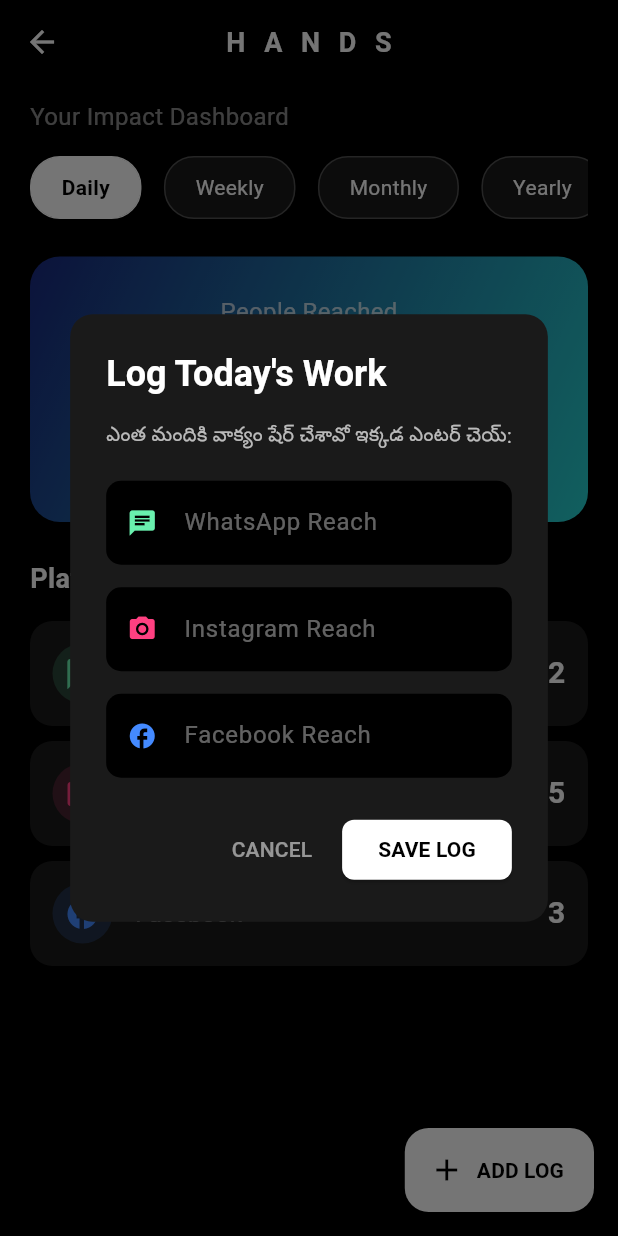
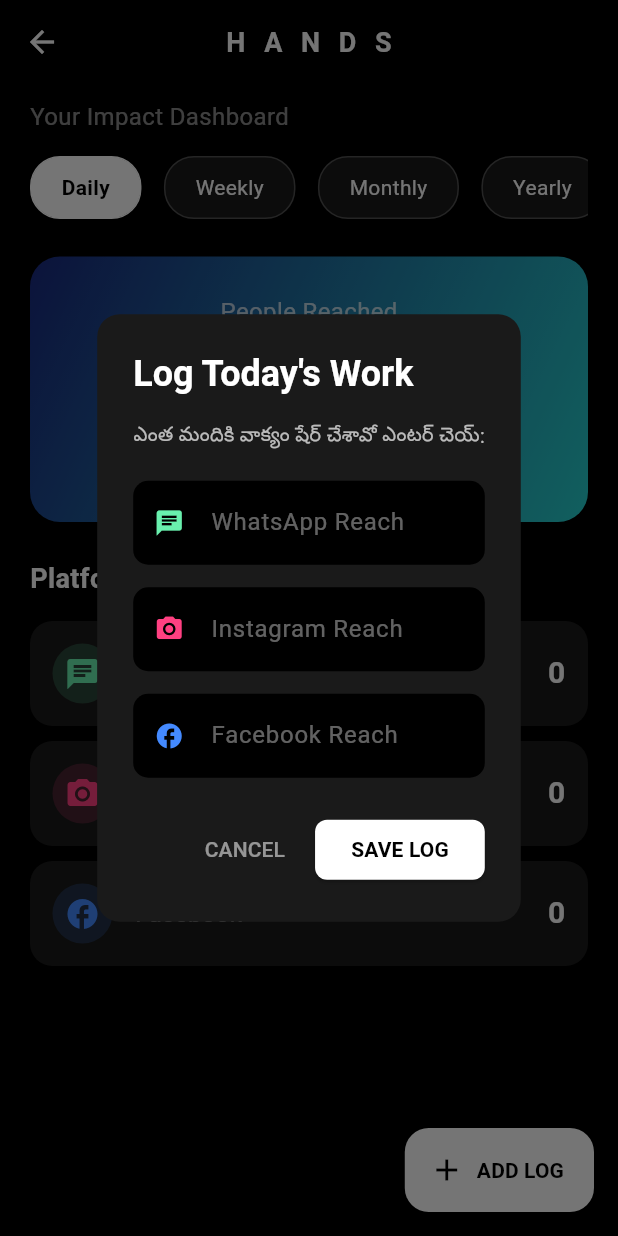
Before and after one commit to rajeshkaratapu24/main_home_app, a Flutter app: the HandsDashboard screen opened directly, after a tap on "ADD LOG", on a phone screen of 412 x 824 dp. Run offline on Flutter 3.47's test engine with Material 3 defaults, Android fonts, the phone set to English and light mode, and no system bars; our stand-ins replace audioplayers, cloud_firestore, firebase_auth, firebase_core, firebase_database, google_fonts and 2 more; accounts and stored records are empty; Roboto replaces fonts that are missing (Ubuntu).

Commit message:
Update hands_dashboard.dart

```diff
--- a/lib/project_h/hands_dashboard.dart
+++ b/lib/project_h/hands_dashboard.dart
@@ -1,5 +1,7 @@
 import 'package:flutter/material.dart';
 import 'package:google_fonts/google_fonts.dart';
+import 'package:cloud_firestore/cloud_firestore.dart';
+import 'package:firebase_auth/firebase_auth.dart';
 
 class HandsDashboard extends StatefulWidget {
   const HandsDashboard({super.key});
@@ -9,42 +11,35 @@
 }
 
 class _HandsDashboardState extends State<HandsDashboard> {
+  final User? currentUser = FirebaseAuth.instance.currentUser;
+
   String selectedFilter = "Daily";
   final List<String> filters = ["Daily", "Weekly", "Monthly", "Yearly"];
-
-  // డమ్మీ డేటా
-  Map<String, Map<String, int>> trackingData = {
-    "Daily": {"WhatsApp": 12, "Instagram": 5, "Facebook": 3, "Total": 20},
-    "Weekly": {"WhatsApp": 85, "Instagram": 40, "Facebook": 25, "Total": 150},
-    "Monthly": {"WhatsApp": 320, "Instagram": 150, "Facebook": 90, "Total": 560},
-    "Yearly": {"WhatsApp": 1200, "Instagram": 600, "Facebook": 450, "Total": 2250},
-  };
-
-  // రీసెంట్ గా ఎంటర్ చేసిన డేటా స్టోర్ చేసుకోవడానికి లిస్ట్ (Edit/Delete కోసం)
-  List<Map<String, dynamic>> recentLogs = [];
 
   final TextEditingController waController = TextEditingController();
   final TextEditingController instaController = TextEditingController();
   final TextEditingController fbController = TextEditingController();
 
-  // కొత్తది యాడ్ చేయడానికి ఫామ్
-  void _showAddEntryDialog() {
+  // కొత్తది యాడ్ చేయడానికి లేదా ఎడిట్ చేయడానికి ఫామ్
+  void _showFormDialog({DocumentSnapshot? existingLog}) {
+    if (currentUser == null) {
+      ScaffoldMessenger.of(context).showSnackBar(const SnackBar(content: Text("Please Login to track work!"), backgroundColor: Colors.red));
+      return;
+    }
+
+    bool isEdit = existingLog != null;
+
+    if (isEdit) {
+      Map<String, dynamic> data = existingLog.data() as Map<String, dynamic>;
+      waController.text = (data['wa'] ?? 0).toString();
+      instaController.text = (data['insta'] ?? 0).toString();
+      fbController.text = (data['fb'] ?? 0).toString();
+    } else {
       waController.clear();
       instaController.clear();
       fbController.clear();
-    _showFormDialog(isEdit: false);
     }
 
-  // ఎడిట్ చేయడానికి ఫామ్ (పాత వాల్యూస్ తో ఓపెన్ అవుతుంది)
-  void _showEditDialog(Map<String, dynamic> log) {
-    waController.text = log['wa'].toString();
-    instaController.text = log['insta'].toString();
-    fbController.text = log['fb'].toString();
-    _showFormDialog(isEdit: true, existingLog: log);
-  }
-
-  // మెయిన్ ఫామ్ (Add & Edit కి కామన్ గా పనిచేస్తుంది)
-  void _showFormDialog({required bool isEdit, Map<String, dynamic>? existingLog}) {
     showDialog(
       context: context,
       builder: (context) => AlertDialog(
@@ -54,7 +49,7 @@
         content: Column(
           mainAxisSize: MainAxisSize.min,
           children: [
-            Text(isEdit ? "నెంబర్స్ సరిచేసి సేవ్ చేయండి:" : "ఎంత మందికి వాక్యం షేర్ చేశావో ఇక్కడ ఎంటర్ చెయ్:", style: const TextStyle(color: Colors.white70, fontSize: 13)),
+            Text(isEdit ? "నెంబర్స్ సరిచేసి సేవ్ చేయండి:" : "ఎంత మందికి వాక్యం షేర్ చేశావో ఎంటర్ చెయ్:", style: const TextStyle(color: Colors.white70, fontSize: 13)),
             const SizedBox(height: 20),
             _buildInputBox("WhatsApp Reach", waController, Icons.chat, Colors.greenAccent),
             const SizedBox(height: 15),
@@ -69,53 +64,32 @@
             child: const Text("CANCEL", style: TextStyle(color: Colors.white54)),
           ),
           ElevatedButton(
-            style: ElevatedButton.styleFrom(
-              backgroundColor: Colors.white,
-              shape: RoundedRectangleBorder(borderRadius: BorderRadius.circular(8)),
-            ),
-            onPressed: () {
-              int newWa = int.tryParse(waController.text) ?? 0;
-              int newInsta = int.tryParse(instaController.text) ?? 0;
-              int newFb = int.tryParse(fbController.text) ?? 0;
-              int newTotal = newWa + newInsta + newFb;
+            style: ElevatedButton.styleFrom(backgroundColor: Colors.white, shape: RoundedRectangleBorder(borderRadius: BorderRadius.circular(8))),
+            onPressed: () async {
+              int waAdd = int.tryParse(waController.text) ?? 0;
+              int instaAdd = int.tryParse(instaController.text) ?? 0;
+              int fbAdd = int.tryParse(fbController.text) ?? 0;
+              int totalAdd = waAdd + instaAdd + fbAdd;
 
-              if (newTotal > 0 || isEdit) {
-                setState(() {
-                  if (isEdit && existingLog != null) {
-                    // పాత నంబర్స్ కి, కొత్త నంబర్స్ కి తేడా (Difference) కనుక్కుంటున్నాం
-                    int waDiff = newWa - (existingLog['wa'] as int);
-                    int instaDiff = newInsta - (existingLog['insta'] as int);
-                    int fbDiff = newFb - (existingLog['fb'] as int);
-                    int totalDiff = waDiff + instaDiff + fbDiff;
+              if (totalAdd > 0 || isEdit) {
+                // ఫైర్‌బేస్ కనెక్షన్
+                CollectionReference logsRef = FirebaseFirestore.instance.collection('users').doc(currentUser!.uid).collection('hands_logs');
 
-                    // ఆ తేడాని టోటల్స్ కి అప్లై చేస్తున్నాం
-                    _updateTotals(waDiff, instaDiff, fbDiff, totalDiff);
+                Map<String, dynamic> logData = {
+                  'wa': waAdd,
+                  'insta': instaAdd,
+                  'fb': fbAdd,
+                  'total': totalAdd,
+                  'timestamp': isEdit ? existingLog.get('timestamp') : FieldValue.serverTimestamp(),
+                };
 
-                    // రీసెంట్ లాగ్ లో అప్‌డేట్ చేస్తున్నాం
-                    existingLog['wa'] = newWa;
-                    existingLog['insta'] = newInsta;
-                    existingLog['fb'] = newFb;
-                    existingLog['total'] = newTotal;
-
-                    ScaffoldMessenger.of(context).showSnackBar(const SnackBar(content: Text("Log Updated Successfully! ✏️"), backgroundColor: Colors.blue));
+                if (isEdit) {
+                  await logsRef.doc(existingLog.id).update(logData);
+                  ScaffoldMessenger.of(context).showSnackBar(const SnackBar(content: Text("Log Updated! ✏️"), backgroundColor: Colors.blue));
                 } else {
-                    // కొత్తది అయితే డైరెక్ట్ గా యాడ్ చేస్తున్నాం
-                    _updateTotals(newWa, newInsta, newFb, newTotal);
-
-                    recentLogs.insert(0, {
-                      'id': DateTime.now().toString(),
-                      'time': "${DateTime.now().hour}:${DateTime.now().minute.toString().padLeft(2, '0')}",
-                      'wa': newWa,
-                      'insta': newInsta,
-                      'fb': newFb,
-                      'total': newTotal,
-                    });
-
-                    ScaffoldMessenger.of(context).showSnackBar(SnackBar(content: Text("+$newTotal People Reached Today! Praise God 🙌"), backgroundColor: Colors.green));
+                  await logsRef.add(logData);
+                  ScaffoldMessenger.of(context).showSnackBar(SnackBar(content: Text("+$totalAdd People Reached! Praise God 🙌"), backgroundColor: Colors.green));
                 }
-                });
-                Navigator.pop(context);
-              } else {
                 Navigator.pop(context);
               }
             },
@@ -127,26 +101,9 @@
   }
 
   // డేటా డిలీట్ చేయడానికి ఫంక్షన్
-  void _deleteLog(Map<String, dynamic> log) {
-    setState(() {
-      // టోటల్స్ లో నుండి ఈ నంబర్స్ ని తీసేస్తున్నాం (Minus)
-      _updateTotals(-log['wa'], -log['insta'], -log['fb'], -log['total']);
-      // లిస్ట్ లోంచి డిలీట్ చేస్తున్నాం
-      recentLogs.removeWhere((item) => item['id'] == log['id']);
-    });
+  void _deleteLog(String docId) async {
+    await FirebaseFirestore.instance.collection('users').doc(currentUser!.uid).collection('hands_logs').doc(docId).delete();
     ScaffoldMessenger.of(context).showSnackBar(const SnackBar(content: Text("Log Deleted 🗑️"), backgroundColor: Colors.red));
-  }
-
-  // గ్రాఫ్స్ కి డేటా అప్‌డేట్ చేసే హెల్పర్ ఫంక్షన్
-  void _updateTotals(int wa, int insta, int fb, int total) {
-    trackingData["Daily"]!["WhatsApp"] = trackingData["Daily"]!["WhatsApp"]! + wa;
-    trackingData["Daily"]!["Instagram"] = trackingData["Daily"]!["Instagram"]! + insta;
-    trackingData["Daily"]!["Facebook"] = trackingData["Daily"]!["Facebook"]! + fb;
-    trackingData["Daily"]!["Total"] = trackingData["Daily"]!["Total"]! + total;
-
-    trackingData["Weekly"]!["Total"] = trackingData["Weekly"]!["Total"]! + total;
-    trackingData["Monthly"]!["Total"] = trackingData["Monthly"]!["Total"]! + total;
-    trackingData["Yearly"]!["Total"] = trackingData["Yearly"]!["Total"]! + total;
   }
 
   // టెక్స్ట్ బాక్స్ డిజైన్
@@ -168,8 +125,6 @@
 
   @override
   Widget build(BuildContext context) {
-    var currentData = trackingData[selectedFilter]!;
-
     return Scaffold(
       backgroundColor: Colors.black,
       appBar: AppBar(
@@ -179,7 +134,64 @@
         iconTheme: const IconThemeData(color: Colors.white),
         elevation: 0,
       ),
-      body: Padding(
+      body: currentUser == null
+        ? const Center(child: Text("Please login to see your impact.", style: TextStyle(color: Colors.white54)))
+        : StreamBuilder<QuerySnapshot>(
+            stream: FirebaseFirestore.instance
+                .collection('users')
+                .doc(currentUser!.uid)
+                .collection('hands_logs')
+                .orderBy('timestamp', descending: true)
+                .snapshots(),
+            builder: (context, snapshot) {
+              if (snapshot.connectionState == ConnectionState.waiting) {
+                return const Center(child: CircularProgressIndicator(color: Colors.white));
+              }
+
+              // ఫైర్‌బేస్ నుండి వచ్చిన డేటాని క్యాలిక్యులేట్ చేస్తున్నాం
+              Map<String, Map<String, int>> calculatedData = {
+                "Daily": {"wa": 0, "insta": 0, "fb": 0, "Total": 0},
+                "Weekly": {"wa": 0, "insta": 0, "fb": 0, "Total": 0},
+                "Monthly": {"wa": 0, "insta": 0, "fb": 0, "Total": 0},
+                "Yearly": {"wa": 0, "insta": 0, "fb": 0, "Total": 0},
+              };
+
+              DateTime now = DateTime.now();
+
+              if (snapshot.hasData && snapshot.data!.docs.isNotEmpty) {
+                for (var doc in snapshot.data!.docs) {
+                  Map<String, dynamic> data = doc.data() as Map<String, dynamic>;
+                  int wa = data['wa'] ?? 0;
+                  int insta = data['insta'] ?? 0;
+                  int fb = data['fb'] ?? 0;
+                  int total = data['total'] ?? 0;
+
+                  // Timestamp ని డేట్ లాగా మారుస్తున్నాం
+                  Timestamp? ts = data['timestamp'];
+                  DateTime logDate = ts != null ? ts.toDate() : DateTime.now();
+
+                  // Yearly క్యాలిక్యులేషన్
+                  if (logDate.year == now.year) {
+                    _addToTotals(calculatedData["Yearly"]!, wa, insta, fb, total);
+                  }
+                  // Monthly
+                  if (logDate.year == now.year && logDate.month == now.month) {
+                    _addToTotals(calculatedData["Monthly"]!, wa, insta, fb, total);
+                  }
+                  // Daily
+                  if (logDate.year == now.year && logDate.month == now.month && logDate.day == now.day) {
+                    _addToTotals(calculatedData["Daily"]!, wa, insta, fb, total);
+                  }
+                  // Weekly (గత 7 రోజులు)
+                  if (now.difference(logDate).inDays <= 7) {
+                    _addToTotals(calculatedData["Weekly"]!, wa, insta, fb, total);
+                  }
+                }
+              }
+
+              var currentData = calculatedData[selectedFilter]!;
+
+              return Padding(
                 padding: const EdgeInsets.symmetric(horizontal: 20.0),
                 child: Column(
                   crossAxisAlignment: CrossAxisAlignment.start,
@@ -188,7 +200,7 @@
                     Text("Your Impact Dashboard", style: GoogleFonts.balooTammudu2(color: Colors.white54, fontSize: 16)),
                     const SizedBox(height: 15),
 
-            // Daily / Weekly / Monthly బటన్స్
+                    // Daily / Weekly / Monthly / Yearly బటన్స్
                     SingleChildScrollView(
                       scrollDirection: Axis.horizontal,
                       child: Row(
@@ -202,21 +214,14 @@
                       width: double.infinity,
                       padding: const EdgeInsets.all(25),
                       decoration: BoxDecoration(
-                gradient: const LinearGradient(
-                  colors: [Color(0xFF1A2980), Color(0xFF26D0CE)],
-                  begin: Alignment.topLeft,
-                  end: Alignment.bottomRight,
-                ),
+                        gradient: const LinearGradient(colors: [Color(0xFF1A2980), Color(0xFF26D0CE)], begin: Alignment.topLeft, end: Alignment.bottomRight),
                         borderRadius: BorderRadius.circular(20),
                       ),
                       child: Column(
                         children: [
                           const Text("People Reached", style: TextStyle(color: Colors.white70, fontSize: 16)),
                           const SizedBox(height: 10),
-                  Text(
-                    "${currentData['Total']}",
-                    style: GoogleFonts.ubuntu(color: Colors.white, fontSize: 50, fontWeight: FontWeight.bold),
-                  ),
+                          Text("${currentData['Total']}", style: GoogleFonts.ubuntu(color: Colors.white, fontSize: 50, fontWeight: FontWeight.bold)),
                           const SizedBox(height: 5),
                           Text("in $selectedFilter timeframe", style: const TextStyle(color: Colors.white54, fontSize: 12)),
                         ],
@@ -224,35 +229,36 @@
                     ),
                     const SizedBox(height: 25),
 
-            // కింద ఉన్న లిస్ట్ (ప్లాట్‌ఫామ్స్ + ఎడిట్ లాగ్స్)
                     Expanded(
                       child: ListView(
                         children: [
                           Text("Platform Breakdown", style: GoogleFonts.ubuntu(color: Colors.white, fontSize: 18, fontWeight: FontWeight.bold)),
                           const SizedBox(height: 15),
-                  _buildPlatformRow("WhatsApp", currentData['WhatsApp']!, Colors.greenAccent, Icons.chat),
-                  _buildPlatformRow("Instagram", currentData['Instagram']!, Colors.pinkAccent, Icons.camera_alt),
-                  _buildPlatformRow("Facebook", currentData['Facebook']!, Colors.blueAccent, Icons.facebook),
+                          _buildPlatformRow("WhatsApp", currentData['wa']!, Colors.greenAccent, Icons.chat),
+                          _buildPlatformRow("Instagram", currentData['insta']!, Colors.pinkAccent, Icons.camera_alt),
+                          _buildPlatformRow("Facebook", currentData['fb']!, Colors.blueAccent, Icons.facebook),
 
-                  // మనం యాడ్ చేసిన హిస్టరీ లాగ్స్ ఇక్కడ వస్తాయి
-                  if (recentLogs.isNotEmpty) ...[
+                          // ఫైర్‌బేస్ నుండి వచ్చే Recent Logs
+                          if (snapshot.hasData && snapshot.data!.docs.isNotEmpty) ...[
                             const SizedBox(height: 25),
                             const Divider(color: Colors.white24),
                             const SizedBox(height: 10),
                             Text("Recent Logs", style: GoogleFonts.ubuntu(color: Colors.white, fontSize: 18, fontWeight: FontWeight.bold)),
                             const SizedBox(height: 15),
-                    ...recentLogs.map((log) => _buildLogItem(log)),
-                    const SizedBox(height: 80), // కింద బటన్ కి తగలకుండా స్పేస్
+                            ...snapshot.data!.docs.map((doc) => _buildLogItem(doc)),
+                            const SizedBox(height: 80),
                           ]
                         ],
                       ),
                     ),
                   ],
                 ),
+              );
+            }
           ),
 
       floatingActionButton: FloatingActionButton.extended(
-        onPressed: _showAddEntryDialog,
+        onPressed: () => _showFormDialog(),
         backgroundColor: Colors.white,
         icon: const Icon(Icons.add, color: Colors.black),
         label: Text("ADD LOG", style: GoogleFonts.ubuntu(color: Colors.black, fontWeight: FontWeight.bold)),
@@ -260,7 +266,14 @@
     );
   }
 
-  // ఫిల్టర్ బటన్స్ డిజైన్
+  // హెల్పర్ ఫంక్షన్ - క్యాలిక్యులేషన్ కోసం
+  void _addToTotals(Map<String, int> target, int wa, int insta, int fb, int total) {
+    target["wa"] = target["wa"]! + wa;
+    target["insta"] = target["insta"]! + insta;
+    target["fb"] = target["fb"]! + fb;
+    target["Total"] = target["Total"]! + total;
+  }
+
   Widget _buildFilterChip(String label) {
     bool isSelected = selectedFilter == label;
     return GestureDetector(
@@ -273,15 +286,11 @@
           borderRadius: BorderRadius.circular(20),
           border: Border.all(color: isSelected ? Colors.white : Colors.white24),
         ),
-        child: Text(
-          label,
-          style: TextStyle(color: isSelected ? Colors.black : Colors.white, fontWeight: isSelected ? FontWeight.bold : FontWeight.normal),
-        ),
+        child: Text(label, style: TextStyle(color: isSelected ? Colors.black : Colors.white, fontWeight: isSelected ? FontWeight.bold : FontWeight.normal)),
       ),
     );
   }
 
-  // ప్లాట్‌ఫామ్ రో డిజైన్
   Widget _buildPlatformRow(String name, int count, Color color, IconData icon) {
     return Container(
       margin: const EdgeInsets.only(bottom: 10),
@@ -298,16 +307,13 @@
     );
   }
 
-  // ఎడిట్/డిలీట్ చేసుకునే లాగ్ కార్డ్ డిజైన్
-  Widget _buildLogItem(Map<String, dynamic> log) {
+  Widget _buildLogItem(DocumentSnapshot doc) {
+    Map<String, dynamic> data = doc.data() as Map<String, dynamic>;
+
     return Container(
       margin: const EdgeInsets.only(bottom: 10),
       padding: const EdgeInsets.all(12),
-      decoration: BoxDecoration(
-        color: Colors.transparent,
-        border: Border.all(color: Colors.white12),
-        borderRadius: BorderRadius.circular(15),
-      ),
+      decoration: BoxDecoration(color: Colors.transparent, border: Border.all(color: Colors.white12), borderRadius: BorderRadius.circular(15)),
       child: Row(
         children: [
           Container(
@@ -320,22 +326,14 @@
             child: Column(
               crossAxisAlignment: CrossAxisAlignment.start,
               children: [
-                Text("Total Reached: ${log['total']}", style: const TextStyle(color: Colors.white, fontWeight: FontWeight.bold)),
+                Text("Total Reached: ${data['total']}", style: const TextStyle(color: Colors.white, fontWeight: FontWeight.bold)),
                 const SizedBox(height: 3),
-                Text("WA: ${log['wa']} | Insta: ${log['insta']} | FB: ${log['fb']}", style: const TextStyle(color: Colors.white54, fontSize: 12)),
+                Text("WA: ${data['wa']} | Insta: ${data['insta']} | FB: ${data['fb']}", style: const TextStyle(color: Colors.white54, fontSize: 12)),
               ],
             ),
           ),
-          // Edit Button
-          IconButton(
-            icon: const Icon(Icons.edit_outlined, color: Colors.blueAccent, size: 20),
-            onPressed: () => _showEditDialog(log),
-          ),
-          // Delete Button
-          IconButton(
-            icon: const Icon(Icons.delete_outline, color: Colors.redAccent, size: 20),
-            onPressed: () => _deleteLog(log),
-          ),
+          IconButton(icon: const Icon(Icons.edit_outlined, color: Colors.blueAccent, size: 20), onPressed: () => _showFormDialog(existingLog: doc)),
+          IconButton(icon: const Icon(Icons.delete_outline, color: Colors.redAccent, size: 20), onPressed: () => _deleteLog(doc.id)),
         ],
       ),
     );
```
Lines whose indentation alone changed are shown as unchanged.
